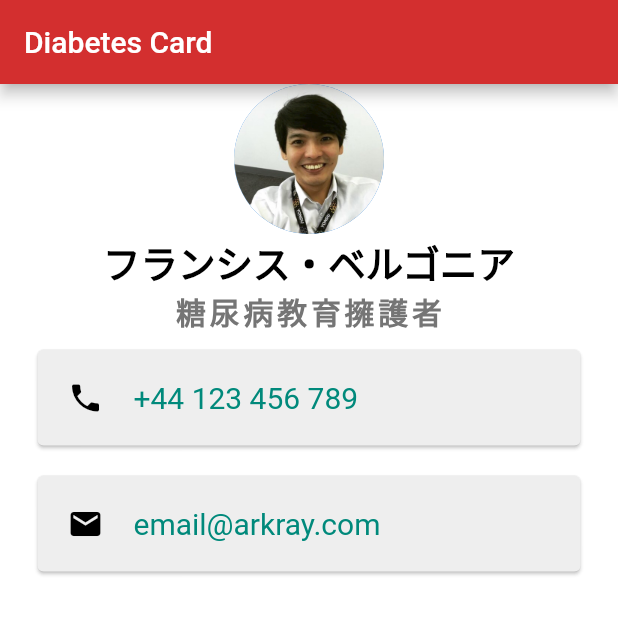
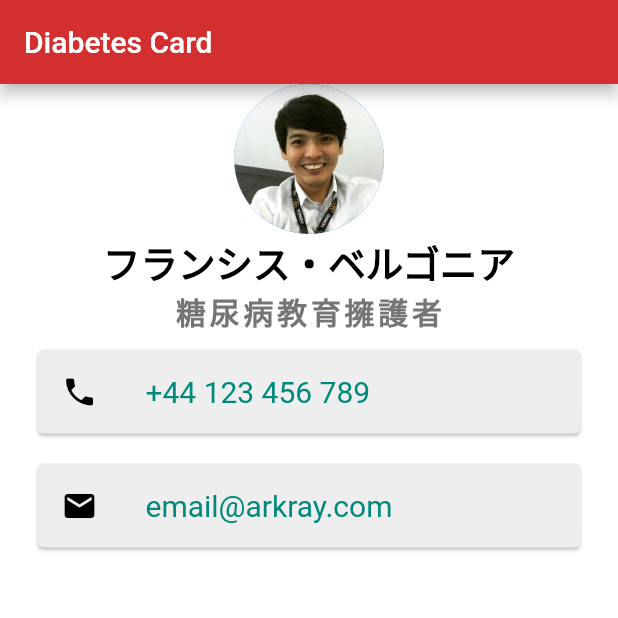
Before and after one commit to arkrayBergonia/Dart-Test, a Flutter app: the screen it shows after launch, on a phone screen of 412 x 824 dp, the top half of it. Run offline on Flutter 3.47's test engine with Material 2 defaults, Android fonts, the phone set to English and light mode, and no system bars.

Commit message:
ListTile  used

```diff
--- a/lib/main.dart
+++ b/lib/main.dart
@@ -43,44 +43,27 @@ class DiabetesCardApp extends StatelessWidget {
             Card(
                 color: Colors.grey.shade200,
                 margin: EdgeInsets.symmetric(vertical: 10.0, horizontal: 25.0),
-              child: Padding(
-                padding: EdgeInsets.all(20.0),
-                child: Row(
-                  children: <Widget>[
-                    Icon(Icons.phone, color: Colors.black),
-                    SizedBox(
-                      width: 20,
-                    ),
-                    Text(
+                child: ListTile(
+                  leading: Icon(Icons.phone, color: Colors.black),
+                  title: Text(
                     '+44 123 456 789',
                     style: TextStyle(
                       color: Colors.teal.shade600,
                       fontSize: 20,
                     ),
-                    )
-                  ],
                   ),
-              ),
-            ),
+                )),
             Card(
               color: Colors.grey.shade200,
               margin: EdgeInsets.symmetric(vertical: 10.0, horizontal: 25.0),
-              child: Padding(
-                padding: EdgeInsets.all(20.0),
-                child: Row(
-                  children: <Widget>[
-                    Icon(Icons.email, color: Colors.black),
-                    SizedBox(
-                      width: 20,
-                    ),
-                    Text(
+              child: ListTile(
+                leading: Icon(Icons.email, color: Colors.black),
+                title: Text(
                   'email@arkray.com',
                   style: TextStyle(
                     color: Colors.teal.shade600,
                     fontSize: 20,
                   ),
-                    )
-                  ],
                 ),
               ),
             ),
```
Lines whose indentation alone changed are shown as unchanged.
